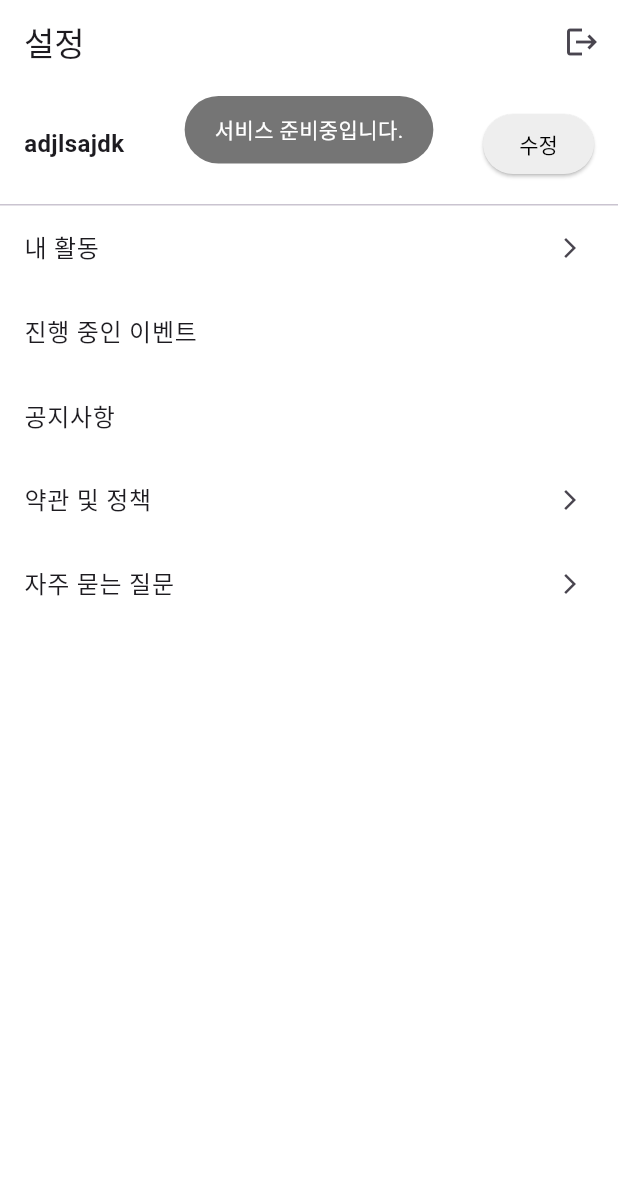
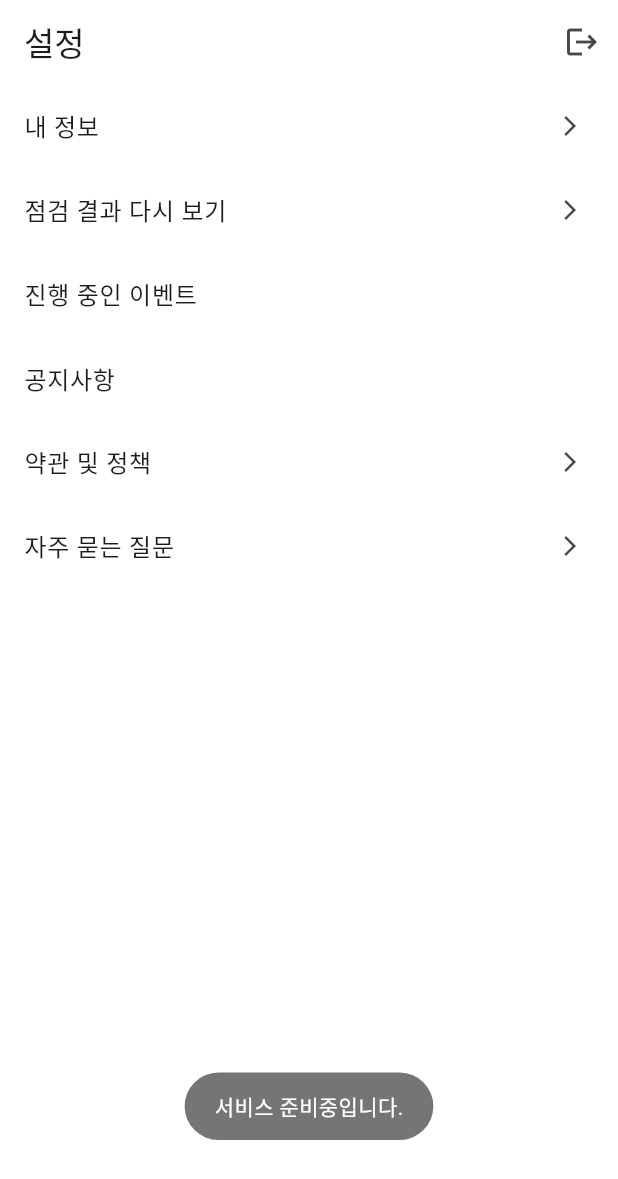
Before and after one commit to ticklemickle/ticklemickle-chat, a Flutter app: the Settingmain screen opened by its route, after a tap on "진행 중인 이벤트", on a phone screen of 412 x 824 dp. Shown: the top 1179 px of the screen. Run offline on Flutter 3.47's test engine with Material 3 defaults, Android fonts, the phone set to English and light mode, and no system bars; our stand-ins replace firebase_core, fluttertoast, go_router, url_strategy; accounts and stored records are empty.

Commit message:
setting 쪽  수정

```diff
--- a/lib/common/widgets/commonToast.dart
+++ b/lib/common/widgets/commonToast.dart
@@ -8,24 +8,24 @@ bool isToastVisible = false; // ✅ Toast 중복 방지 변수
 void showToast(BuildContext context, String message) {
   if (isToastVisible) return; // ✅ 이미 Toast가 표시 중이면 실행하지 않음
 
-  isToastVisible = true; // ✅ Toast 상태 활성화
+  isToastVisible = true;
 
   if (kIsWeb) {
     final snackBar = SnackBar(
       content: Text(message),
-      behavior: SnackBarBehavior.floating, // ✅ 화면 위에 띄우기
-      margin: EdgeInsets.only(top: 10, left: 16, right: 16), // ✅ 화면 상단 여백 추가
+      behavior: SnackBarBehavior.floating,
+      margin: EdgeInsets.only(top: 10, left: 16, right: 16),
       duration: Duration(seconds: 2),
     );
 
     ScaffoldMessenger.of(context).showSnackBar(snackBar).closed.then((_) {
-      isToastVisible = false; // ✅ Toast가 사라지면 다시 활성화 가능하도록 변경
+      isToastVisible = false;
     });
   } else {
     Fluttertoast.showToast(
       msg: message,
       toastLength: Toast.LENGTH_SHORT,
-      gravity: ToastGravity.TOP, // ✅ 항상 화면 상단에 표시
+      gravity: ToastGravity.BOTTOM,
       timeInSecForIosWeb: 2,
       backgroundColor: Colors.black54,
       textColor: Colors.white,
--- a/lib/screens/chatbot/chatBotMain.dart
+++ b/lib/screens/chatbot/chatBotMain.dart
@@ -110,6 +110,7 @@ ${userPickMessage.map((userPick) => "• ${userPick["question"]}\n➡️ ${userP
   Widget build(BuildContext context) {
     return Scaffold(
       appBar: AppBar(
+        scrolledUnderElevation: 0,
         title: const Text("금융 지식 테스트"),
         backgroundColor: Colors.white,
       ),
--- a/lib/screens/chatbot/chatBotResult.dart
+++ b/lib/screens/chatbot/chatBotResult.dart
@@ -18,6 +18,7 @@ class ChatBotResultScreen extends StatelessWidget {
 
     return Scaffold(
       appBar: AppBar(
+        scrolledUnderElevation: 0,
         title: const Text("금융 닮은꼴 찾기 결과"),
         backgroundColor: Colors.white,
         actions: [
--- a/lib/screens/home/appHome.dart
+++ b/lib/screens/home/appHome.dart
@@ -79,6 +79,7 @@ class AppHome extends StatelessWidget {
 
     return Scaffold(
       appBar: AppBar(
+        scrolledUnderElevation: 0,
         title: const Text("경제 근육 키우기",
             style: TextStyle(fontSize: 20, fontWeight: FontWeight.bold)),
         backgroundColor: Colors.white,
--- a/lib/screens/setting/settingMain.dart
+++ b/lib/screens/setting/settingMain.dart
@@ -1,9 +1,11 @@
 import 'package:flutter/material.dart';
+import 'package:ticklemickle_m/common/themes/colors.dart';
 import 'package:ticklemickle_m/common/widgets/commonListScreen.dart';
 import 'package:ticklemickle_m/common/widgets/commonToast.dart';
 import 'package:ticklemickle_m/common/widgets/setting/commonMenuItem.dart';
 import 'package:ticklemickle_m/common/widgets/setting/faqListScreen.dart';
 import 'package:go_router/go_router.dart';
+import 'package:ticklemickle_m/screens/setting/myInfo.dart';
 import 'package:url_launcher/url_launcher.dart';
 
 class Settingmain extends StatelessWidget {
@@ -23,34 +25,12 @@ class Settingmain extends StatelessWidget {
         ],
       ),
       body: ListView(children: [
-        Padding(
-          padding: const EdgeInsets.all(16.0),
-          child: Row(
-            children: [
-              const Expanded(
-                child: Text(
-                  'adjlsajdk',
-                  style: TextStyle(fontSize: 16, fontWeight: FontWeight.bold),
-                ),
-              ),
-              ElevatedButton(
-                onPressed: () {
-                  context.push('/myInfo');
-                },
-                style: ElevatedButton.styleFrom(
-                  backgroundColor: Colors.grey[200], // 버튼 배경 색상
-                  foregroundColor: Colors.black, // 버튼 글자 색상
-                ),
-                child: const Text('수정'),
-              ),
-            ],
-          ),
-        ),
-        const Divider(height: 1, thickness: 1),
-        _buildMenuItem(context, "내 활동", [
-          ListItem(title: "작성한 글", viewIcon: true),
-          ListItem(title: "작성한 댓글", viewIcon: true),
-          ListItem(title: "좋아요 또는 싫어요한 글", viewIcon: true),
+        _buildMyInfo(context, "내 정보"),
+        _buildMenuItem(context, "점검 결과 다시 보기", [
+          ListItem(
+            viewIcon: true,
+            title: "TEST",
+          )
         ]),
         _buildLinkItem(context, "진행 중인 이벤트", ""),
         _buildLinkItem(context, "공지사항",
@@ -92,6 +72,13 @@ class Settingmain extends StatelessWidget {
     );
   }
 
+  Widget _buildMyInfo(BuildContext context, String title) {
+    return CommonMenuItem(
+      title: title,
+      destinationScreen: MyInfo(),
+    );
+  }
+
   Widget _buildLinkItem(BuildContext context, String title, String websiteUrl) {
     return Column(
       children: [
```
Also changed, not shown: lib/common/widgets/commonAlertSheet.dart (+4 -9 lines), lib/common/widgets/setting/faqListScreen.dart (+6 -6 lines), lib/common/widgets/termsCheckBox.dart (+6 -6 lines), lib/screens/chatbot/messageWidget.dart (+5 -2 lines), 1 other file.
